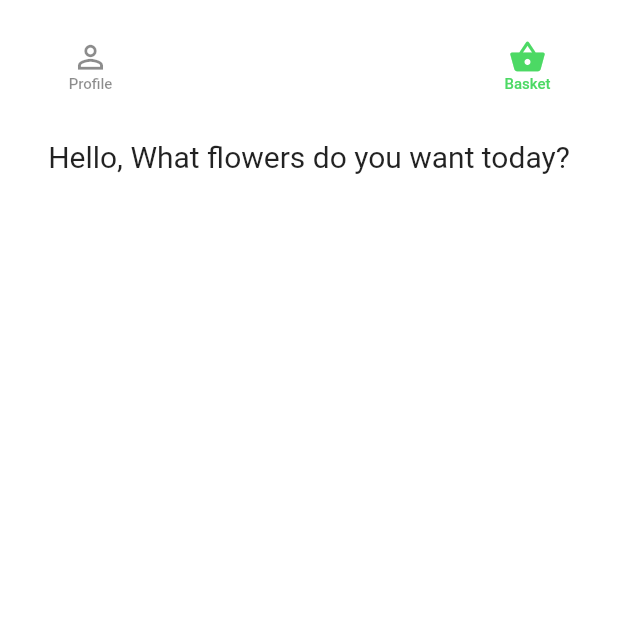
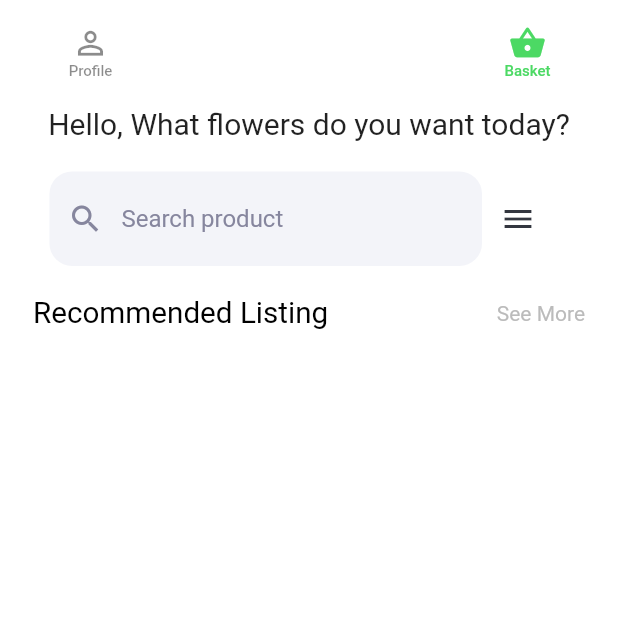
Before and after one commit to virokalu/ProjectBloem, a Flutter app: the HomeScreen screen opened directly, on a phone screen of 412 x 824 dp, the top half of it. Run offline on Flutter 3.47's test engine with Material 2 defaults, Android fonts, the phone set to English and light mode, and no system bars.

Commit message:
HomeSearchBarNTopicsWithSeemore

```diff
--- a/lib/main.dart
+++ b/lib/main.dart
@@ -1,5 +1,5 @@
 import 'package:flutter/material.dart';
-import 'package:project_bloem/screens/login_screen/login.dart';
+import 'package:project_bloem/screens/welcome_screen/welcome_screen.dart';
 
 
 void main() {
@@ -19,7 +19,7 @@ class MyApp extends StatelessWidget {
         //brightness: Brightness.dark,
         primarySwatch: Colors.blue,
       ),
-      home : const LoginPage(),
+      home : const WelcomeScreen(),
     );
   }
 }
--- a/lib/screens/homo_screen/home_components/home_components.dart
+++ b/lib/screens/homo_screen/home_components/home_components.dart
@@ -11,7 +11,7 @@ class IconRow extends StatelessWidget {
   @override
   Widget build(BuildContext context) {
     return  Container(
-      padding: const EdgeInsets.symmetric(vertical: 14),
+      padding: const EdgeInsets.symmetric(vertical: 5),
 
       child: SafeArea(
           top: false,
@@ -78,3 +78,89 @@ class IconRow extends StatelessWidget {
     );
   }
 }
+class SearchBarFilter extends StatelessWidget {
+  const SearchBarFilter({Key? key}) : super(key: key);
+
+  @override
+  Widget build(BuildContext context) {
+    return Row(
+
+      children: [
+        SizedBox(width: getProportionateScreenWidth(30)),
+        Container(
+
+          width: SizeConfig.screenWidth * 0.7,
+
+          decoration: BoxDecoration(
+            color: HexColor.fromHex('#F3F4F9'),
+            borderRadius: BorderRadius.circular(15),
+          ),
+          child: TextField(
+
+            //onChanged: () { },
+            //################################################Onchange#######################################
+            decoration: InputDecoration(
+              contentPadding: EdgeInsets.symmetric(
+                  horizontal: getProportionateScreenWidth(30),
+                  vertical: getProportionateScreenWidth(20)),
+              border: InputBorder.none,
+              focusedBorder: InputBorder.none,
+              enabledBorder: InputBorder.none,
+              hintText: "Search product",
+              hintStyle: TextStyle(color: HexColor.fromHex('#86869E')),
+              prefixIcon: Icon(
+                  Icons.search,
+                  color: HexColor.fromHex('#86869E',
+                  )
+              ),
+            ),
+          ),
+
+        ),
+        IconButton(
+          padding: const EdgeInsets.fromLTRB(5, 0, 5, 0),
+          //###############################################Filter ICon#################################
+          onPressed: () { },
+          icon: const Icon(Icons.menu),
+          color: HexColor.fromHex('#33363F'),
+        ),
+
+      ],
+    );
+  }
+}
+
+
+class SectionTitle extends StatelessWidget {
+  const SectionTitle({
+    Key? key,
+    required this.title,
+    required this.press,
+  }) : super(key: key);
+
+  final String title;
+  final GestureTapCallback press;
+
+  @override
+  Widget build(BuildContext context) {
+    return Row(
+      mainAxisAlignment: MainAxisAlignment.spaceBetween,
+      children: [
+        Text(
+          title,
+          style: TextStyle(
+            fontSize: getProportionateScreenWidth(18),
+            color: Colors.black,
+          ),
+        ),
+        GestureDetector(
+          onTap: press,
+          child: const Text(
+            "See More",
+            style: TextStyle(color: Color(0xFFBBBBBB)),
+          ),
+        ),
+      ],
+    );
+  }
+}
--- a/lib/screens/homo_screen/home_screen.dart
+++ b/lib/screens/homo_screen/home_screen.dart
@@ -18,15 +18,62 @@ class HomeScreen extends StatelessWidget {
           child: Column(
             children: [
               const IconRow(),
-              SizedBox(height: getProportionateScreenHeight(5)),
+              SizedBox(height: getProportionateScreenHeight(1)),
               const Padding(
                   padding: EdgeInsets.fromLTRB(30, 0, 30, 0),
                   child: Text("Hello, What flowers do you want today?",
                     style: TextStyle(fontSize: 20),
                   ),
+
+              ),
+              SizedBox(height: getProportionateScreenHeight(20)),
+
+              const SearchBarFilter(),
+
+              SizedBox(height: getProportionateScreenHeight(20)),
+
+
+          Column(
+            children: [
+              Padding(
+                padding:
+                EdgeInsets.symmetric(horizontal: getProportionateScreenWidth(20)),
+                //################################################see more function###################################
+                child: SectionTitle(title: "Recommended Listing", press: () {}),
+              ),
+              SizedBox(height: getProportionateScreenWidth(20)),
+              SingleChildScrollView(
+                scrollDirection: Axis.horizontal,
+                child: Row(
+                  children: [
+                    //#####################################card start Here##########################################
+
+
+
+
+
+                    // ...List.generate(
+                    //   demoProducts.length,
+                    //       (index) {
+                    //     if (demoProducts[index].isPopular)
+                    //       return ProductCard(product: demoProducts[index]);
+                    //
+                    //     return SizedBox
+                    //         .shrink(); // here by default width and height is 0
+                    //   },
+                    // ),
+                    SizedBox(width: getProportionateScreenWidth(20)),
+                  ],
+                ),
               )
+            ],
+          ),
+
+
+
 
             ],
+
           ),
 
         ),
--- a/lib/screens/login_screen/login.dart
+++ b/lib/screens/login_screen/login.dart
@@ -86,7 +86,7 @@ class LoginPage extends StatelessWidget {
                 ),
               ),
             ), //forget password link
-            SizedBox(height: height / 4),
+            SizedBox(height: height / 6),
             const Text(
               "Don't have an account ?",
               textAlign: TextAlign.center,
```
Also changed, not shown: lib/components/product_cards.dart (added).
